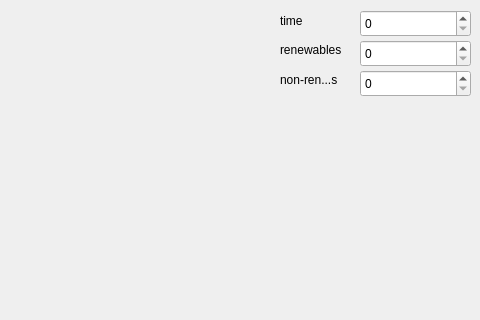
Old version of the form mainwindow.ui in the repository mpv-enjoyer/rcpsp_qt; both pictures show x 320 to 800 and y 0 to 320 of the 800 by 600 pixel window.
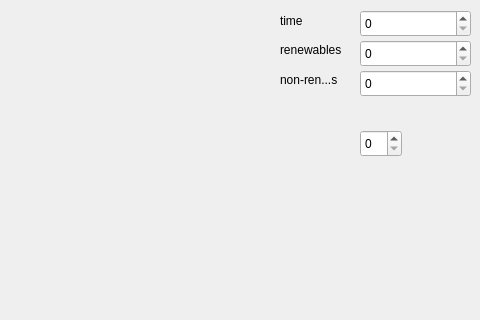
New version of the form. Custom widgets are drawn as their Qt base class.

```diff
--- a/mainwindow.ui
+++ b/mainwindow.ui
@@ -117,6 +117,16 @@
     </property>
     <layout class="QVBoxLayout" name="verticalLayout"/>
    </widget>
+   <widget class="QSpinBox" name="spinBox_4">
+    <property name="geometry">
+     <rect>
+      <x>680</x>
+      <y>130</y>
+      <width>42</width>
+      <height>27</height>
+     </rect>
+    </property>
+   </widget>
   </widget>
   <widget class="QMenuBar" name="menubar">
    <property name="geometry">
```
